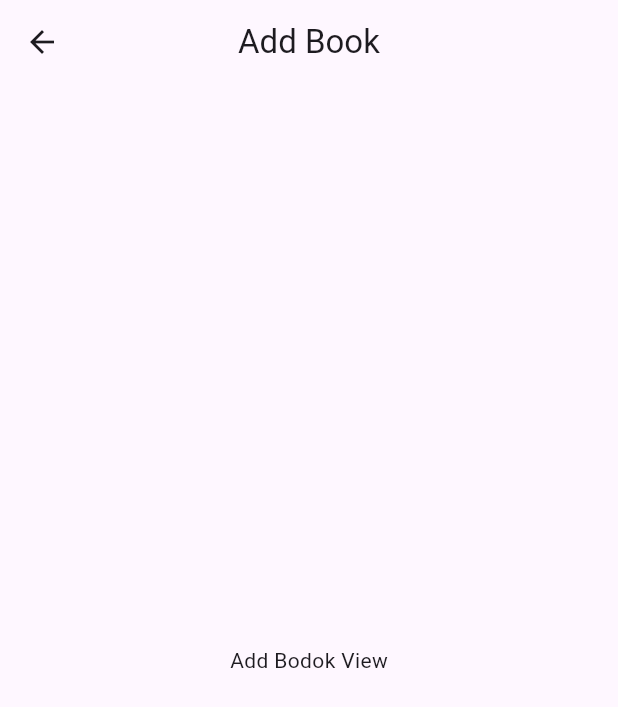
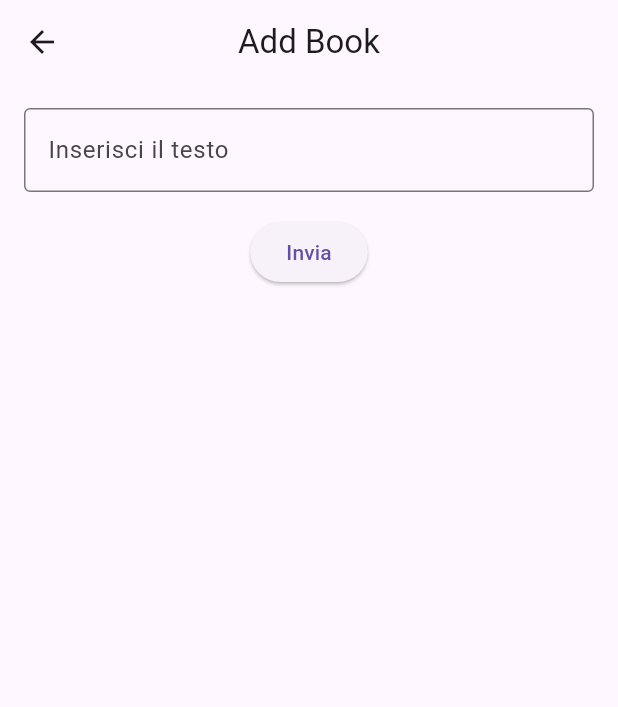
Before and after one commit to AlessandroGoller/my_library_fe, a Flutter app: the AddBookView screen opened directly, on a phone screen of 412 x 824 dp. Shown: the top 707 px of the screen. Run offline on Flutter 3.47's test engine with Material 3 defaults, Android fonts, the light colour scheme and no system bars; our stand-ins replace flutter_dotenv, flutter_secure_storage, tuple; missing offline and left inert: flutter_bugfender; accounts and stored records are empty.

Commit message:
demo version

```diff
--- a/lib/View/add_book.dart
+++ b/lib/View/add_book.dart
@@ -1,8 +1,38 @@
-
 import 'package:flutter/material.dart';
 
-class AddBookView extends StatelessWidget {
-  const AddBookView({super.key});
+class AddBookView extends StatefulWidget {
+  const AddBookView({Key? key}) : super(key: key);
+
+  @override
+  _AddBookViewState createState() => _AddBookViewState();
+}
+
+class _AddBookViewState extends State<AddBookView> {
+  String userInput = '';
+  List<Map<String, dynamic>> responseData = [];
+  bool isLoading = false;
+
+  Future<void> cicala_API(String userInput) async {
+    // Simula una chiamata API asincrona
+    setState(() {
+      isLoading = true;
+    });
+
+    // Aggiorna la UI con un piccolo ritardo
+    await Future.delayed(Duration(seconds: 2));
+
+    // Simula la risposta dall'API
+    List<Map<String, dynamic>> response = [
+      {'title': 'Libro 1', 'author': 'Autore 1'},
+      {'title': 'Libro 2', 'author': 'Autore 2'},
+      {'title': 'Libro 3', 'author': 'Autore 3'},
+    ];
+
+    setState(() {
+      isLoading = false;
+      responseData = response;
+    });
+  }
 
   @override
   Widget build(BuildContext context) {
@@ -11,8 +41,45 @@ class AddBookView extends StatelessWidget {
         title: Text('Add Book'),
         centerTitle: true,
       ),
-      body: Center(
-        child: Text('Add Bodok View'),
+      body: Padding(
+        padding: const EdgeInsets.all(16.0),
+        child: Column(
+          children: [
+            TextField(
+              onChanged: (value) {
+                setState(() {
+                  userInput = value;
+                });
+              },
+              decoration: InputDecoration(
+                labelText: 'Inserisci il testo',
+                border: OutlineInputBorder(),
+              ),
+            ),
+            SizedBox(height: 16),
+            ElevatedButton(
+              onPressed: () {
+                cicala_API(userInput);
+              },
+              child: Text('Invia'),
+            ),
+            SizedBox(height: 16),
+            if (isLoading)
+              CircularProgressIndicator()
+            else if (responseData.isNotEmpty)
+              Expanded(
+                child: ListView.builder(
+                  itemCount: responseData.length,
+                  itemBuilder: (context, index) {
+                    return ListTile(
+                      title: Text(responseData[index]['title']),
+                      subtitle: Text(responseData[index]['author']),
+                    );
+                  },
+                ),
+              ),
+          ],
+        ),
       ),
     );
   }
--- a/lib/config.dart
+++ b/lib/config.dart
@@ -28,7 +28,8 @@ class Config {
   // Private method to initialize configuration from environment variables
   void _initializeFromEnv() {
     backendServerHost = dotenv.env['BACKEND_SERVER_HOST']!;
-    backendServerPort = int.parse(dotenv.env['BACKEND_SERVER_PORT']!);
-    backendBaseUrl = 'http://$backendServerHost:$backendServerPort';
+    // backendServerPort = int.parse(dotenv.env['BACKEND_SERVER_PORT']!);
+    // backendBaseUrl = 'http://$backendServerHost:$backendServerPort';
+    backendBaseUrl = 'https://$backendServerHost';
   }
 }
```
Also changed, not shown: lib/Services/auth.dart (+11 -2 lines), lib/View/auth.dart (+12 -18 lines), lib/View/book_management.dart (+38 -14 lines), lib/View/header.dart (added, +58 -0 lines), lib/main.dart (+6 -16 lines), pubspec.lock, 130 other files.
